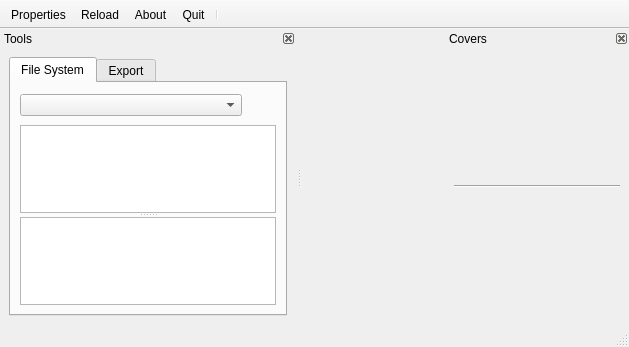
amestica/qwbfs, file qwbfs/src/UIMain.ui: the form before one commit.
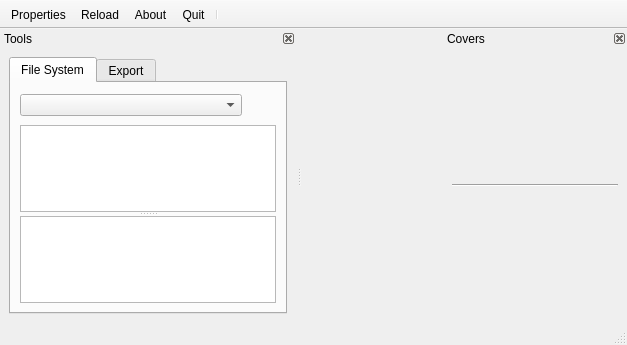
The form after the commit. Icons and pictures are not drawn. Custom widgets are drawn as their Qt base class.

Patch:
```diff
--- a/qwbfs/src/UIMain.ui
+++ b/qwbfs/src/UIMain.ui
@@ -6,8 +6,8 @@
    <rect>
     <x>0</x>
     <y>0</y>
-    <width>629</width>
-    <height>347</height>
+    <width>627</width>
+    <height>345</height>
    </rect>
   </property>
   <property name="iconSize">
```
Left out of the diff: 9 changed lines with no effect on the pictures.
